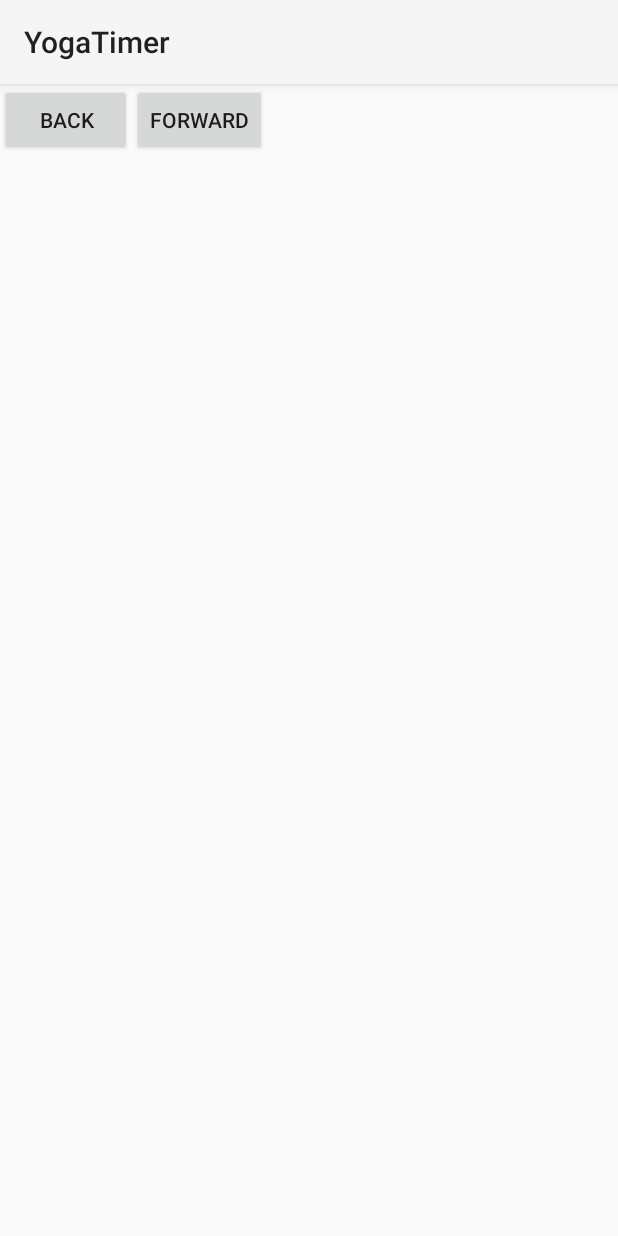
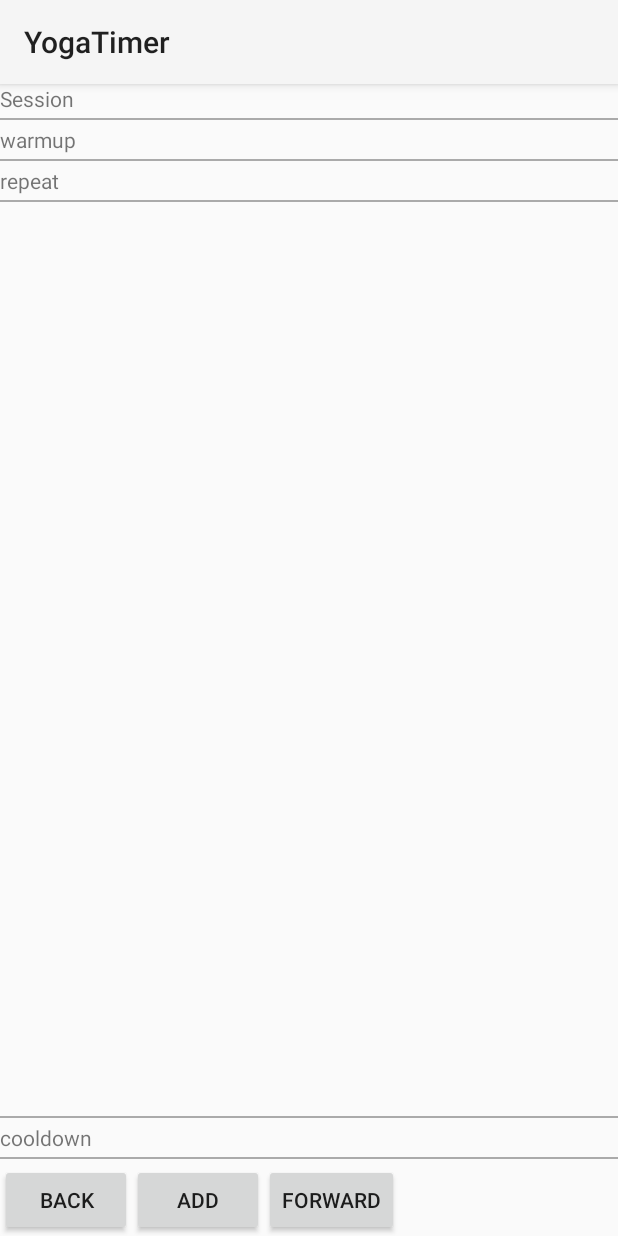
Before and after one commit to gngable/YogaTimer, an Android app: the EditSessionActivity screen opened directly, with no data from a screen before it, on a phone screen of 412 x 824 dp. Run offline under Robolectric (Android 15) with nearby library versions, the phone set to English and light mode, and no system bars.

```diff
--- a/YogaTimer/app/src/main/java/com/mercangelsoftware/yogatimer/GlobalsAndStatics.java
+++ b/YogaTimer/app/src/main/java/com/mercangelsoftware/yogatimer/GlobalsAndStatics.java
@@ -3,4 +3,6 @@ package com.mercangelsoftware.yogatimer;
 public class GlobalsAndStatics
 {
 	public final static String PREFNAME = "yogatimer";
+	public final static String SESSION_LIST = "session_list";
+	public final static String ACTIVE_SESSION = "active_session";
 }
--- a/YogaTimer/app/src/main/java/com/mercangelsoftware/yogatimer/SessionsActivity.java
+++ b/YogaTimer/app/src/main/java/com/mercangelsoftware/yogatimer/SessionsActivity.java
@@ -44,6 +44,7 @@ public class SessionsActivity extends Activity implements SingleLineDialog.Singl
         super.onCreate(savedInstanceState);
         setContentView(R.layout.activity_sessions);
 		loadSessions();
+		setActiveSession(null);
     }
 
 	public void addSession(View view)
@@ -96,7 +97,7 @@ public class SessionsActivity extends Activity implements SingleLineDialog.Singl
 	private Set<String> getSessions()
 	{
 		SharedPreferences preferences = getApplicationContext().getSharedPreferences(GlobalsAndStatics.PREFNAME, Context.MODE_PRIVATE);
-		return preferences.getStringSet("sessions", new HashSet<String>());
+		return preferences.getStringSet(GlobalsAndStatics.SESSION_LIST, new HashSet<String>());
 	}
 
 	private void saveSessions(Set<String> sessions)
@@ -104,7 +105,17 @@ public class SessionsActivity extends Activity implements SingleLineDialog.Singl
 		SharedPreferences preferences = getApplicationContext().getSharedPreferences(GlobalsAndStatics.PREFNAME, Context.MODE_PRIVATE);
 		SharedPreferences.Editor ed = preferences.edit();
 
-		ed.putStringSet("sessions", sessions);
+		ed.putStringSet(GlobalsAndStatics.SESSION_LIST, sessions);
+
+		ed.commit();
+	}
+
+	private void setActiveSession(String session)
+	{
+		SharedPreferences preferences = getApplicationContext().getSharedPreferences(GlobalsAndStatics.PREFNAME, Context.MODE_PRIVATE);
+		SharedPreferences.Editor ed = preferences.edit();
+
+		ed.putString(GlobalsAndStatics.ACTIVE_SESSION, session);
 
 		ed.commit();
 	}
@@ -121,25 +132,8 @@ public class SessionsActivity extends Activity implements SingleLineDialog.Singl
 
 		if (sessions.isEmpty()) return;
 
-		//String[] arr = new String[sessions.size()];
-
-		//for (String session : sessions){
-		//lv.addView(getSessionView(session));
-
-		//}
-
 		ArrayAdapter<String> modeAdapter = new ArrayAdapter<String>(this, R.layout.list_item_session, R.id.list_item_sessionLabel, sessions.toArray(new String[sessions.size()]));
 		lv.setAdapter(modeAdapter);
-//		lv.setOnItemClickListener(new OnItemClickListener(){
-//
-//				@Override
-//				public void onItemClick(AdapterView<?> p1, View p2, int p3, long p4)
-//				{
-//					InfoPop("int = " + p3 + " long = " + p4);
-//				}
-//
-//
-//			});
 	}
 
 	public void InfoPop(String text)
@@ -179,9 +173,23 @@ public class SessionsActivity extends Activity implements SingleLineDialog.Singl
 
 		for (int i = 0; i < vg.getChildCount(); i++){
 			if (vg.getChildAt(i) instanceof TextView && !(vg.getChildAt(i) instanceof Button)){
-				InfoPop(((TextView)vg.getChildAt(i)).getText().toString());
+				setActiveSession(((TextView)vg.getChildAt(i)).getText().toString());
 				Intent intent = new Intent(this, EditSessionActivity.class);
 				startActivity(intent);
+				break;
+			}
+		}
+	}
+
+	public void startClick(View view){
+		ViewGroup vg = (ViewGroup)view.getParent();
+
+		for (int i = 0; i < vg.getChildCount(); i++){
+			if (vg.getChildAt(i) instanceof TextView && !(vg.getChildAt(i) instanceof Button)){
+				setActiveSession(((TextView)vg.getChildAt(i)).getText().toString());
+				Intent intent = new Intent(this, MainActivity.class);
+				startActivity(intent);
+				break;
 			}
 		}
 	}
--- a/YogaTimer/app/src/main/res/layout/activity_edit_session.xml
+++ b/YogaTimer/app/src/main/res/layout/activity_edit_session.xml
@@ -2,6 +2,97 @@
     android:layout_width="match_parent"
     android:layout_height="match_parent"
     android:orientation="vertical">
+
+	<TextView
+		android:id="@+id/session_name"
+		android:text="Session"
+		android:layout_width="wrap_content"
+        android:layout_height="wrap_content"
+	/>
+
+	<View
+        android:layout_width="match_parent"
+        android:layout_height="1dp"
+        android:layout_marginTop="3dp"
+        android:layout_marginBottom="3dp"
+        android:background="@android:color/darker_gray"/>
+
+	<LinearLayout xmlns:android="http://schemas.android.com/apk/res/android"
+		android:layout_width="match_parent"
+		android:layout_height="wrap_content"
+		android:orientation="horizontal">
+
+		<TextView
+			android:id="@+id/warmup"
+			android:text="warmup"
+			android:layout_width="wrap_content"
+			android:layout_height="wrap_content"
+		/>
+
+	</LinearLayout>
+
+	<View
+        android:layout_width="match_parent"
+        android:layout_height="1dp"
+        android:layout_marginTop="3dp"
+        android:layout_marginBottom="3dp"
+        android:background="@android:color/darker_gray"/>
+
+	<LinearLayout xmlns:android="http://schemas.android.com/apk/res/android"
+		android:layout_width="match_parent"
+		android:layout_height="wrap_content"
+		android:orientation="horizontal">
+
+		<TextView
+			android:id="@+id/repeat"
+			android:text="repeat"
+			android:layout_width="wrap_content"
+			android:layout_height="wrap_content"
+		/>
+
+	</LinearLayout>
+
+	<View
+        android:layout_width="match_parent"
+        android:layout_height="1dp"
+        android:layout_marginTop="3dp"
+        android:layout_marginBottom="3dp"
+        android:background="@android:color/darker_gray"/>
+
+	<ListView
+		android:id="@+id/session_contents_list"
+		android:layout_width="wrap_content"
+		android:layout_height="wrap_content"
+		android:layout_weight="1"
+	/>
+
+	<View
+        android:layout_width="match_parent"
+        android:layout_height="1dp"
+        android:layout_marginTop="3dp"
+        android:layout_marginBottom="3dp"
+        android:background="@android:color/darker_gray"/>
+
+	<LinearLayout xmlns:android="http://schemas.android.com/apk/res/android"
+		android:layout_width="match_parent"
+		android:layout_height="wrap_content"
+		android:orientation="horizontal">
+
+		<TextView
+			android:id="@+id/cooldown"
+			android:text="cooldown"
+			android:layout_width="wrap_content"
+			android:layout_height="wrap_content"
+		/>
+
+	</LinearLayout>
+
+	<View
+        android:layout_width="match_parent"
+        android:layout_height="1dp"
+        android:layout_marginTop="3dp"
+        android:layout_marginBottom="3dp"
+        android:background="@android:color/darker_gray"/>
 
 	<LinearLayout xmlns:android="http://schemas.android.com/apk/res/android"
 		android:layout_width="match_parent"
@@ -18,6 +109,13 @@
 		<Button
 			android:layout_width="wrap_content"
 			android:layout_height="wrap_content"
+			android:onClick="addActivityClick"
+			android:text="Add"
+		/>
+
+		<Button
+			android:layout_width="wrap_content"
+			android:layout_height="wrap_content"
 			android:onClick="forwardClick"
 			android:text="forward"
 		/>
--- a/YogaTimer/app/src/main/res/layout/list_item_session.xml
+++ b/YogaTimer/app/src/main/res/layout/list_item_session.xml
@@ -4,11 +4,11 @@
     android:orientation="horizontal">
 
 	<Button
-		android:id="@+id/list_item_sessionEditButton"
+		android:id="@+id/list_item_sessionDeleteButton"
 		android:layout_width="wrap_content"
 		android:layout_height="wrap_content"
-		android:onClick="editClick"
-		android:text="Edit"
+		android:onClick="deleteClick"
+		android:text="delete"
 	/>
 
     <TextView
@@ -16,15 +16,18 @@
 		android:layout_height="match_parent"
 		android:layout_width="wrap_content"
 		android:layout_weight="1"
+		android:onClick="editClick"
 		android:text="session"
 		/>
 
+
+
 	<Button
-		android:id="@+id/list_item_sessionDeleteButton"
+		android:id="@+id/list_item_sessionStartButton"
 		android:layout_width="wrap_content"
 		android:layout_height="wrap_content"
-		android:onClick="deleteClick"
-		android:text="delete"
-		/>
+		android:onClick="startClick"
+		android:text="Start"
+	/>
 
 </LinearLayout>
```
Also changed, not shown: 51 other files.
